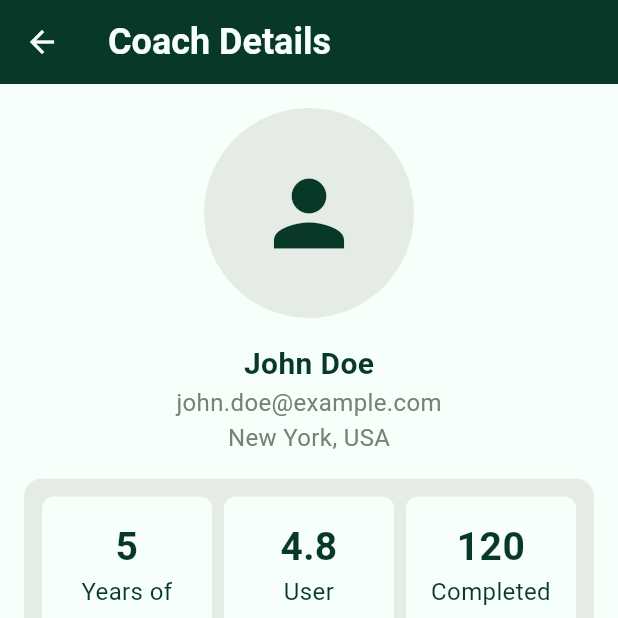
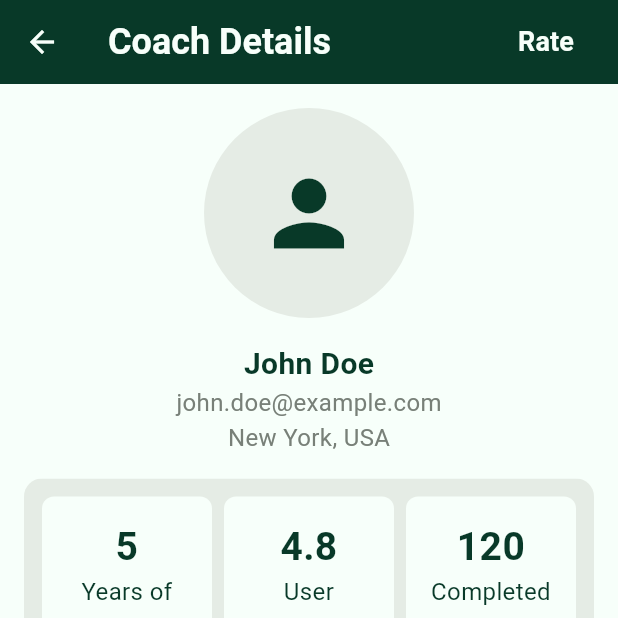
Before and after one commit to OppaiMilk/FitQuest, a Flutter app: the screen it shows after launch, after a tap on "John Doe", on a phone screen of 412 x 824 dp, the top half of it. Run offline on Flutter 3.47's test engine with Material 3 defaults, Android fonts, the phone set to English and light mode, and no system bars; our stand-ins replace flutter_bloc; network calls fail.

Commit message:
Forgot the rate button on coach details screen oops

```diff
--- a/lib/features/book_coaches/screens/coach_details_screen.dart
+++ b/lib/features/book_coaches/screens/coach_details_screen.dart
@@ -27,6 +27,24 @@ class CoachDetailsScreen extends StatelessWidget {
           ),
         ),
         backgroundColor: AppTheme.primaryColor,
+        actions: [
+          Padding(
+            padding: const EdgeInsets.only(right: 16.0),
+            child: TextButton(
+              onPressed: () {
+                // TODO: Implement rate functionality
+              },
+              child: const Text(
+                'Rate',
+                style: TextStyle(
+                  color: AppTheme.tertiaryColor,
+                  fontSize: 18,
+                  fontWeight: FontWeight.bold,
+                ),
+              ),
+            ),
+          ),
+        ],
       ),
       body: SingleChildScrollView(
         padding: const EdgeInsets.symmetric(horizontal: 16, vertical: 16),
```
